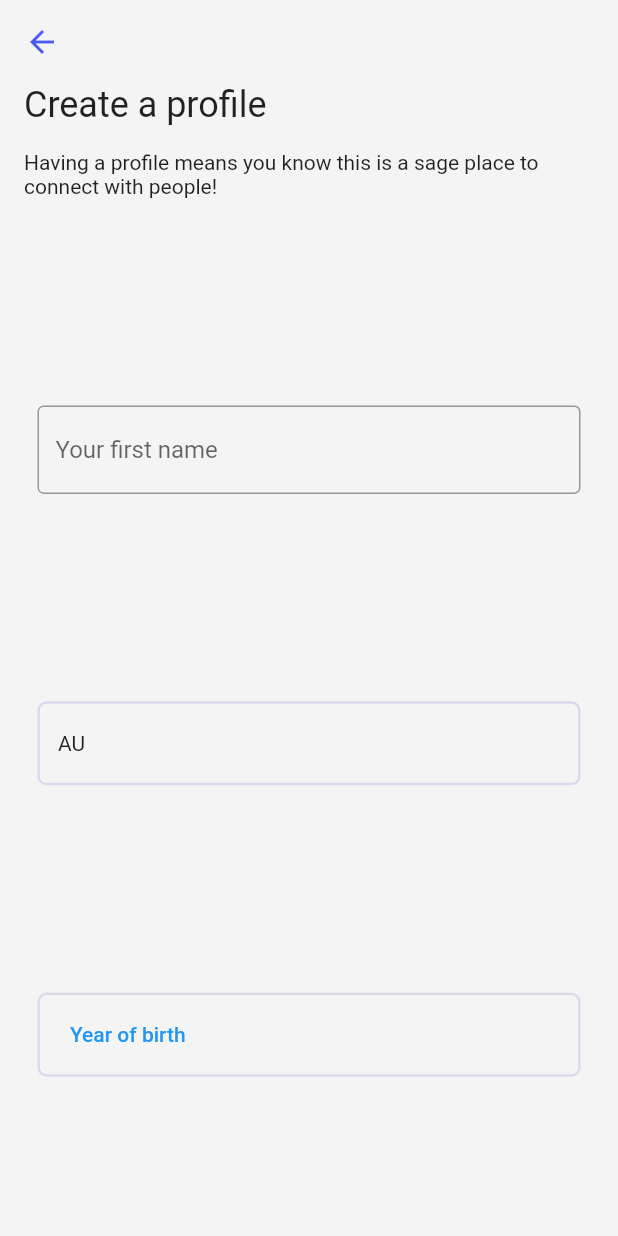
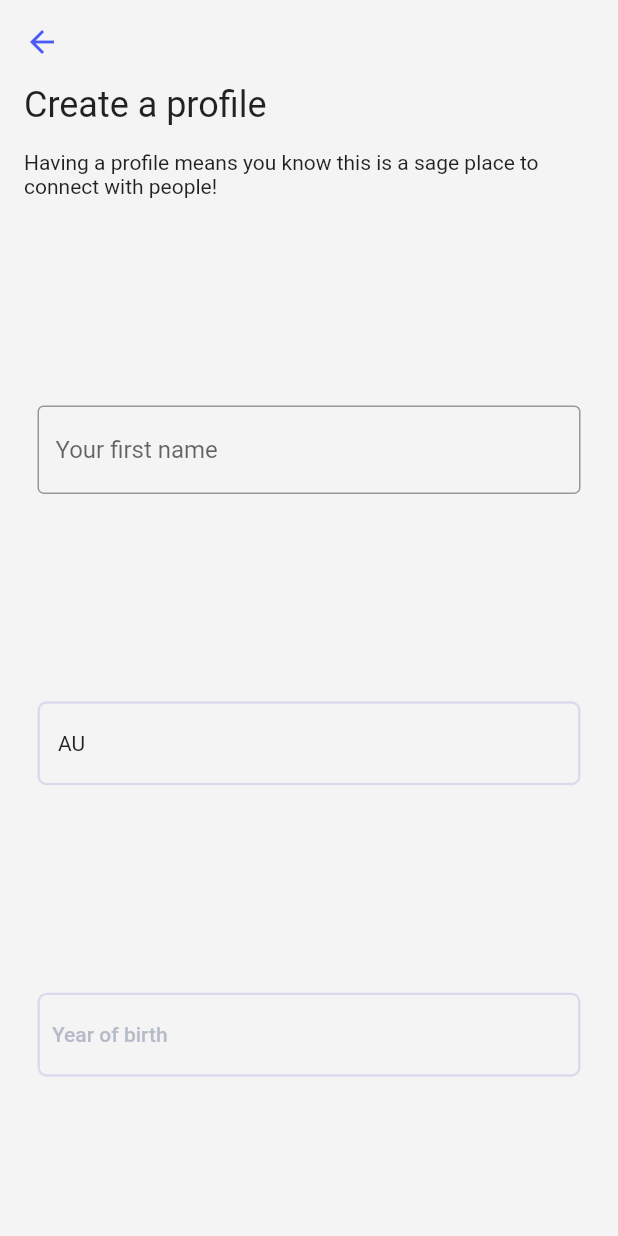
Before and after one commit to jp928/solo_traveller, a Flutter app: the CreateProfileScreen screen opened directly, on a phone screen of 412 x 824 dp. Run offline on Flutter 3.47's test engine with Material 2 defaults, Android fonts, the light colour scheme and no system bars; drawn by our look-alikes of country_code_picker.

Commit message:
feat: year picker

```diff
--- a/lib/screens/create_profile_screen.dart
+++ b/lib/screens/create_profile_screen.dart
@@ -4,12 +4,21 @@ import 'package:flutter/material.dart';
 import 'package:solo_traveller/widgets/outline_text_field.dart';
 import 'package:solo_traveller/widgets/years_picker.dart';
 
+import 'dart:developer';
 
-class CreateProfileScreen extends StatelessWidget {
+class CreateProfileScreen extends StatefulWidget {
+  const CreateProfileScreen({Key? key}) : super(key: key);
+
+  @override
+  _CreateProfileScreenState createState() => _CreateProfileScreenState();
+}
+
+class _CreateProfileScreenState extends State<CreateProfileScreen> {
+  String selectedYear = 'Year of birth';
+
   @override
   Widget build(BuildContext context) {
     final TextEditingController _firstNameController = TextEditingController();
-    String selectedYear = 'Year of birth';
     final _createProfileForm = GlobalKey<FormState>();
 
     void _showYearsPicker() {
@@ -20,8 +29,11 @@ class CreateProfileScreen extends StatelessWidget {
           ),
           context: context,
           builder: (context) => YearsPicker(
-            onChange: (year) => {
-              print(year)
+            initValue: selectedYear == 'Year of birth' ? null : selectedYear,
+            onChange: (year) {
+              setState(() {
+                selectedYear = year;
+              });
             },
           )).whenComplete(() {
         // setState(() {});
@@ -121,7 +133,7 @@ class CreateProfileScreen extends StatelessWidget {
                                                 height: 56,
                                                 width: double.infinity,
                                                 alignment: Alignment.centerLeft,
-                                                    padding: const EdgeInsets.symmetric(horizontal: 12),
+                                                // padding: const EdgeInsets.symmetric(horizontal: 2),
                                                 decoration: BoxDecoration(
                                                     borderRadius: BorderRadius.circular(6),
                                                     border: Border.all(
@@ -130,7 +142,13 @@ class CreateProfileScreen extends StatelessWidget {
                                                     )
                                                 ),
                                                 child: TextButton(
-                                                      child: Text(selectedYear, textAlign: TextAlign.left),
+                                                    child: Text(
+                                                      selectedYear,
+                                                      textAlign: TextAlign.left,
+                                                      style: TextStyle(
+                                                          color: Color.fromRGBO(182, 187, 200, 1)
+                                                      ),
+                                                    ),
                                                     onPressed: () {
                                                       _showYearsPicker();
                                                     }),
```
Also changed, not shown: lib/widgets/years_picker.dart (+18 -8 lines). Lines whose indentation alone changed are shown as unchanged.
